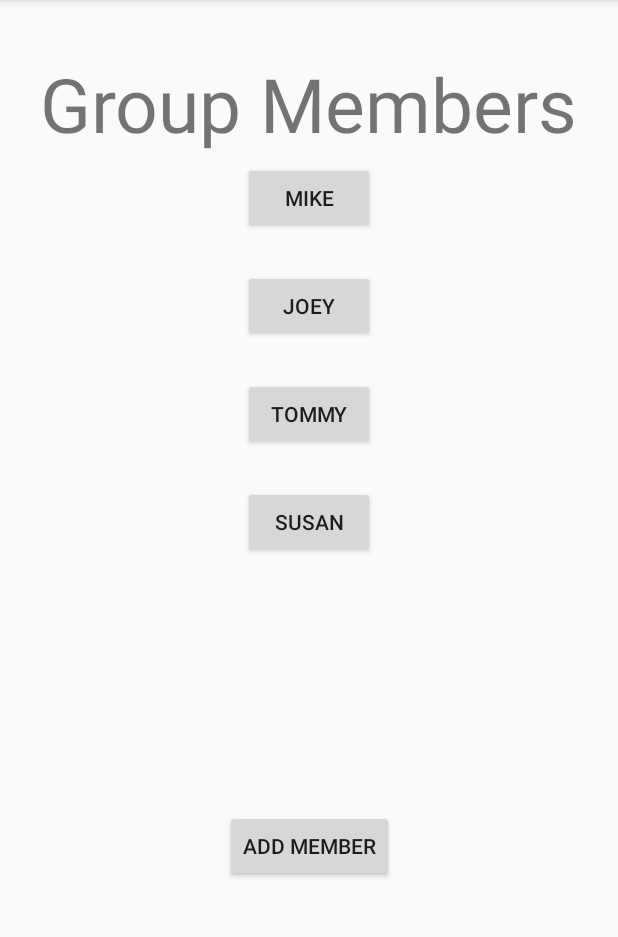
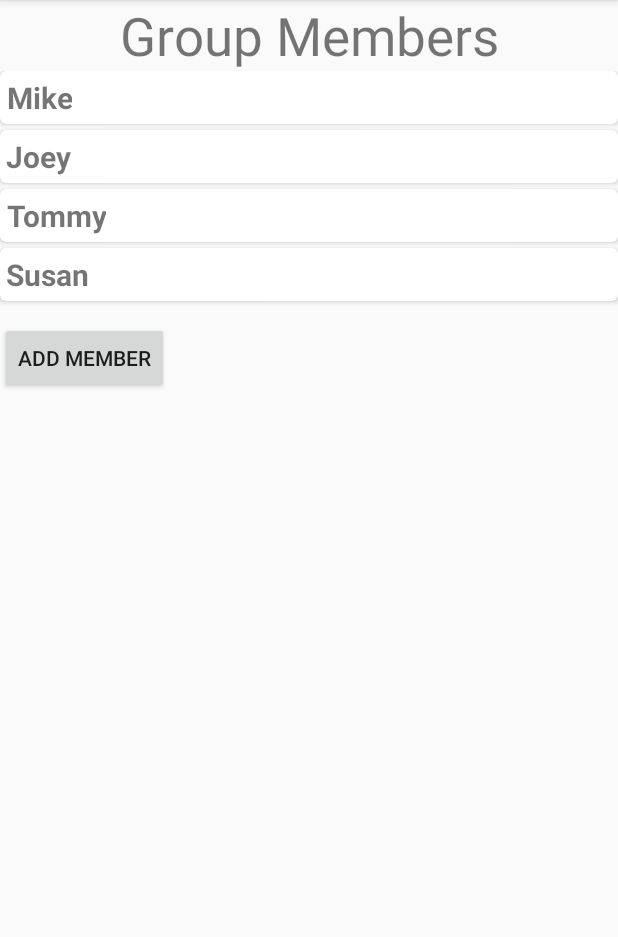
Before and after one commit to damichaels/WhatToDo-CS495, an Android app: the groupMembers screen opened directly, with no data from a screen before it, on a phone screen of 412 x 824 dp, the part 84-1021 px from its top. Run offline under Robolectric (Android 15) with nearby library versions, the phone set to English and light mode, and no system bars.

Commit message:
Revert "Merge remote-tracking branch 'origin/master'"
This reverts commit 5481ea767873e044313df3a8471efb9f66414c88, reversing
changes made to 53ddb14e5e3b7f9e19b8e7df030032e8e0d67677.

```diff
--- a/app/build.gradle
+++ b/app/build.gradle
@@ -3,7 +3,7 @@ apply plugin: 'com.google.gms.google-services'
 
 android {
     compileSdkVersion 29
-    buildToolsVersion "29.0.2"
+    buildToolsVersion "30.0.0-rc1"
     defaultConfig {
         applicationId "com.example.WhatToDo"
         minSdkVersion 16
@@ -35,4 +35,6 @@ dependencies {
     implementation 'androidx.legacy:legacy-support-v4:1.0.0'
     implementation 'com.google.android.material:material:1.0.0'
     implementation 'com.google.firebase:firebase-analytics:17.2.2'
+    implementation 'com.google.firebase:firebase-database:19.2.1'
+    implementation 'com.google.firebase:firebase-auth:19.3.0'
 }
--- /dev/null
+++ b/app/src/main/java/com/example/WhatToDo/MemberName.java
@@ -0,0 +1,16 @@
+package com.example.WhatToDo;
+
+public class MemberName {
+    private String mMemberName;
+
+    public MemberName(String Name){
+        mMemberName=Name;
+
+    }
+    public void changeText(String text){
+        mMemberName=text;
+    }
+    public String getText(){
+        return mMemberName;
+    }
+}
--- /dev/null
+++ b/app/src/main/java/com/example/WhatToDo/MemberNameAdapter.java
@@ -0,0 +1,71 @@
+package com.example.WhatToDo;
+
+import android.view.LayoutInflater;
+import android.view.View;
+import android.view.ViewGroup;
+import android.widget.TextView;
+
+import androidx.annotation.NonNull;
+import androidx.recyclerview.widget.RecyclerView;
+
+import java.util.ArrayList;
+
+public class MemberNameAdapter extends RecyclerView.Adapter<MemberNameAdapter.TaskViewHolder> {
+    private ArrayList<MemberName> mMemberList;
+    private OnItemClickListener mListener;
+
+    public interface OnItemClickListener {
+        void onItemClick(int position);
+    }
+
+    public void setOnItemClickListener(MemberNameAdapter.OnItemClickListener listener) {
+        mListener = listener;
+    }
+
+    public static class TaskViewHolder extends RecyclerView.ViewHolder {
+        public TextView mMemberName;
+
+        public TaskViewHolder(@NonNull View itemView, final MemberNameAdapter.OnItemClickListener listener) {
+            super(itemView);
+            mMemberName = itemView.findViewById(R.id.memberName);
+
+            itemView.setOnClickListener(new View.OnClickListener() {
+
+                @Override
+                public void onClick(View v) {
+                    if (listener != null) {
+                        int position = getAdapterPosition();
+                        if (position != RecyclerView.NO_POSITION) {
+                            listener.onItemClick(position);
+                        }
+                    }
+                }
+            });
+        }
+    }
+
+        public MemberNameAdapter(ArrayList<MemberName> memberName) {
+            mMemberList = memberName;
+        }
+
+
+        @Override
+        public TaskViewHolder onCreateViewHolder(@NonNull ViewGroup parent, int viewType) {
+            View v = LayoutInflater.from(parent.getContext()).inflate(R.layout.member_names, parent, false);
+            TaskViewHolder evh = new TaskViewHolder(v,mListener);
+            return evh;
+        }
+
+        @Override
+        public void onBindViewHolder(@NonNull TaskViewHolder holder, int position) {
+            MemberName currentTask = mMemberList.get(position);
+
+            holder.mMemberName.setText(currentTask.getText());
+
+        }
+
+        @Override
+        public int getItemCount() {
+            return mMemberList.size();
+        }
+    }
--- a/app/src/main/java/com/example/WhatToDo/gList.java
+++ b/app/src/main/java/com/example/WhatToDo/gList.java
@@ -22,6 +22,8 @@ public class gList extends AppCompatActivity {
         super.onCreate(savedInstanceState);
         setContentView(R.layout.group_list);
         final Button btnCreateGroup = (Button) findViewById(R.id.button_create);
+        final User newUser = (User) getIntent().getSerializableExtra("user");
+        //Use the uID to find the groups associated with the uID
         ArrayList<GroupName> groupList = new ArrayList<>();
         groupList.add(new GroupName("Smith Family Chores"));
         groupList.add(new GroupName("Bama Roommates"));
@@ -45,6 +47,7 @@ public class gList extends AppCompatActivity {
             @Override
             public void onClick(View v) {
                 Intent myIntent = new Intent(getBaseContext(), CreateGroup.class);
+                myIntent.putExtra("user", newUser);
                 startActivity(myIntent);
             }
         });
--- a/app/src/main/java/com/example/WhatToDo/groupMembers.java
+++ b/app/src/main/java/com/example/WhatToDo/groupMembers.java
@@ -5,22 +5,47 @@ import android.content.Intent;
 import android.os.Bundle;
 import android.view.View;
 import android.widget.Button;
+import androidx.recyclerview.widget.LinearLayoutManager;
+import androidx.recyclerview.widget.RecyclerView;
 
+import java.util.ArrayList;
 import androidx.appcompat.app.AppCompatActivity;
 
 
 public class groupMembers extends AppCompatActivity {
+    private RecyclerView mRecyclerView;
 
+    private MemberNameAdapter mAdapter;
+    private RecyclerView.LayoutManager mLayoutManager;
     @Override
     protected void onCreate(Bundle savedInstanceState) {
         super.onCreate(savedInstanceState);
         setContentView(R.layout.activity_group_members);
-        final Button btnInfo = (Button) findViewById(R.id.button1);
-        btnInfo.setOnClickListener(new View.OnClickListener(){
+        final Button btnAdd = (Button) findViewById(R.id.button_add);
+        ArrayList<MemberName> memberList = new ArrayList<>();
+        memberList.add(new MemberName("Mike"));
+        memberList.add(new MemberName("Joey"));
+        memberList.add(new MemberName("Tommy"));
+        memberList.add(new MemberName("Susan"));
+        mRecyclerView = findViewById(R.id.recycle_view3);
+        mRecyclerView.setHasFixedSize(true);
+        mLayoutManager = new LinearLayoutManager(this);
+        mAdapter = new MemberNameAdapter(memberList);
+        mRecyclerView.setLayoutManager(mLayoutManager);
+        mRecyclerView.setAdapter(mAdapter);
+
+        mAdapter.setOnItemClickListener(new MemberNameAdapter.OnItemClickListener() {
+            @Override
+            public void onItemClick(int position) {
+                Intent myIntent1 = new Intent(getBaseContext(), memberInfo.class);
+                startActivity(myIntent1);
+            }
+        });
+        btnAdd.setOnClickListener(new View.OnClickListener(){
             @Override
             public void onClick(View v) {
-                Intent myIntent1 = new Intent(getBaseContext(), memberInfo.class);
-                startActivity(myIntent1);
+                Intent myIntent2 = new Intent(getBaseContext(), memberInfo.class);
+                startActivity(myIntent2);
             }
         });
     }
--- a/app/src/main/res/layout/activity_group_members.xml
+++ b/app/src/main/res/layout/activity_group_members.xml
@@ -1,82 +1,47 @@
 <?xml version="1.0" encoding="utf-8"?>
-<androidx.constraintlayout.widget.ConstraintLayout xmlns:android="http://schemas.android.com/apk/res/android"
-    xmlns:app="http://schemas.android.com/apk/res-auto"
+<RelativeLayout xmlns:app="http://schemas.android.com/apk/res-auto"
     xmlns:tools="http://schemas.android.com/tools"
+    xmlns:android="http://schemas.android.com/apk/res/android"
+    style="@style/AppTheme"
     android:layout_width="match_parent"
     android:layout_height="match_parent"
-    tools:context="com.example.WhatToDo.groupMembers" >
-
-    <TextView
-        android:id="@+id/textView"
+    tools:context="com.example.WhatToDo.YourTaskList">
+    <LinearLayout
         android:layout_width="wrap_content"
         android:layout_height="wrap_content"
-        android:text="Group Members"
-        android:textSize="50sp"
-        app:layout_constraintBottom_toBottomOf="parent"
-        app:layout_constraintHorizontal_bias="0.5"
-        app:layout_constraintLeft_toLeftOf="parent"
-        app:layout_constraintRight_toRightOf="parent"
-        app:layout_constraintTop_toTopOf="parent"
-        app:layout_constraintVertical_bias="0.05" />
+        android:orientation="vertical">
+        <TextView
+            android:id="@+id/groupTitle"
+            android:layout_width="wrap_content"
+            android:layout_height="wrap_content"
+            android:gravity="center"
+            android:ems="12"
+            android:inputType="textPersonName"
+            android:text="Group Members"
+            android:textSize="35sp"
+            app:layout_constraintTop_toTopOf="parent"
+            app:layout_constraintEnd_toEndOf="parent"
+            app:layout_constraintStart_toStartOf="parent"
+            />
 
-    <Button
-        android:id="@+id/button1"
-        android:layout_width="wrap_content"
-        android:layout_height="wrap_content"
-        android:text="Mike"
-        app:layout_constraintBottom_toBottomOf="parent"
-        app:layout_constraintHorizontal_bias="0.5"
-        app:layout_constraintLeft_toLeftOf="parent"
-        app:layout_constraintRight_toRightOf="parent"
-        app:layout_constraintTop_toTopOf="parent"
-        app:layout_constraintVertical_bias="0.15"/>
+        <androidx.recyclerview.widget.RecyclerView
+            android:id="@+id/recycle_view3"
+            android:layout_width="match_parent"
+            android:layout_height="match_parent"
+            android:gravity="center"
+            tools:layout_constraintTop_toBottomOf="@+id/groupTitle"
+            />
 
-    <Button
-        android:id="@+id/button2"
-        android:layout_width="wrap_content"
-        android:layout_height="wrap_content"
-        android:text="Joey"
-        app:layout_constraintBottom_toBottomOf="parent"
-        app:layout_constraintHorizontal_bias="0.5"
-        app:layout_constraintLeft_toLeftOf="parent"
-        app:layout_constraintRight_toRightOf="parent"
-        app:layout_constraintTop_toTopOf="parent"
-        app:layout_constraintVertical_bias="0.25"/>
+        <Button
+            android:id="@+id/button_add"
+            android:layout_width="wrap_content"
+            android:layout_height="wrap_content"
+            android:layout_marginTop="10dp"
+            android:layout_marginBottom="152dp"
+            android:gravity="center"
+            android:text="Add Member"
 
-    <Button
-        android:id="@+id/button3"
-        android:layout_width="wrap_content"
-        android:layout_height="wrap_content"
-        android:text="Tommy"
-        app:layout_constraintBottom_toBottomOf="parent"
-        app:layout_constraintHorizontal_bias="0.5"
-        app:layout_constraintLeft_toLeftOf="parent"
-        app:layout_constraintRight_toRightOf="parent"
-        app:layout_constraintTop_toTopOf="parent"
-        app:layout_constraintVertical_bias="0.35"/>
-
-    <Button
-        android:id="@+id/button4"
-        android:layout_width="wrap_content"
-        android:layout_height="wrap_content"
-        android:text="Susan"
-        app:layout_constraintBottom_toBottomOf="parent"
-        app:layout_constraintHorizontal_bias="0.5"
-        app:layout_constraintLeft_toLeftOf="parent"
-        app:layout_constraintRight_toRightOf="parent"
-        app:layout_constraintTop_toTopOf="parent"
-        app:layout_constraintVertical_bias="0.45"/>
-
-    <Button
-        android:id="@+id/button5"
-        android:layout_width="wrap_content"
-        android:layout_height="wrap_content"
-        android:text="Add Member"
-        app:layout_constraintBottom_toBottomOf="parent"
-        app:layout_constraintHorizontal_bias="0.5"
-        app:layout_constraintLeft_toLeftOf="parent"
-        app:layout_constraintRight_toRightOf="parent"
-        app:layout_constraintTop_toTopOf="parent"
-        app:layout_constraintVertical_bias="0.75"/>
-
-</androidx.constraintlayout.widget.ConstraintLayout>
+            app:layout_constraintTop_toBottomOf="@id/recycle_view3"
+            app:layout_constraintVertical_bias="0.0" />
+    </LinearLayout>
+</RelativeLayout>
--- a/app/src/main/res/layout/activity_main.xml
+++ b/app/src/main/res/layout/activity_main.xml
@@ -12,7 +12,7 @@
         android:layout_height="wrap_content"
         android:ems="10"
         android:inputType="textPersonName"
-        android:text="Username"
+        android:text="Email"
         android:textSize="18sp"
         app:layout_constraintBottom_toBottomOf="parent"
         app:layout_constraintEnd_toEndOf="@+id/txtLogin"
--- /dev/null
+++ b/app/src/main/res/layout/member_names.xml
@@ -0,0 +1,31 @@
+<?xml version="1.0" encoding="utf-8"?>
+<androidx.cardview.widget.CardView xmlns:android="http://schemas.android.com/apk/res/android"
+    android:layout_width="match_parent"
+    android:layout_height="wrap_content"
+    xmlns:app="http://schemas.android.com/apk/res-auto"
+    xmlns:card_view="http://schemas.android.com/tools"
+    app:cardCornerRadius="4dp"
+    android:layout_marginBottom="4dp"
+    app:cardBackgroundColor="#ffffff"
+    >
+    <RelativeLayout
+        android:layout_width="wrap_content"
+        android:layout_height="wrap_content"
+        android:layout_margin="4dp"
+        android:background="#ffffff">
+        <TextView
+            android:layout_width="wrap_content"
+            android:layout_height="wrap_content"
+            android:text="line 1"
+            android:textSize="20sp"
+            android:textStyle="bold"
+            android:gravity="center"
+            android:layout_alignParentTop="true"
+            android:id="@+id/memberName"
+            android:background="#ffffff"
+            />
+
+    </RelativeLayout>
+
+
+</androidx.cardview.widget.CardView>
--- a/build.gradle
+++ b/build.gradle
@@ -8,6 +8,7 @@ buildscript {
     }
     dependencies {
         classpath 'com.android.tools.build:gradle:3.5.3'
+        classpath 'com.google.gms:google-services:4.3.3'
 
         // NOTE: Do not place your application dependencies here; they belong
         // in the individual module build.gradle files
```
Also changed, not shown: app/src/main/java/com/example/WhatToDo/CreateGroup.java (+28 -7 lines), app/src/main/java/com/example/WhatToDo/Group.java (added, +30 -0 lines), app/src/main/java/com/example/WhatToDo/MainActivity.java (+64 -5 lines), app/src/main/java/com/example/WhatToDo/Register.java (+83 -19 lines), app/src/main/java/com/example/WhatToDo/User.java (added, +44 -0 lines), app/src/main/java/com/example/WhatToDo/memberInfo.java (+35 -4 lines), app/src/main/res/layout/activity_member_info.xml (+21 -41 lines), gradle/wrapper/gradle-wrapper.properties, 10 other files.
